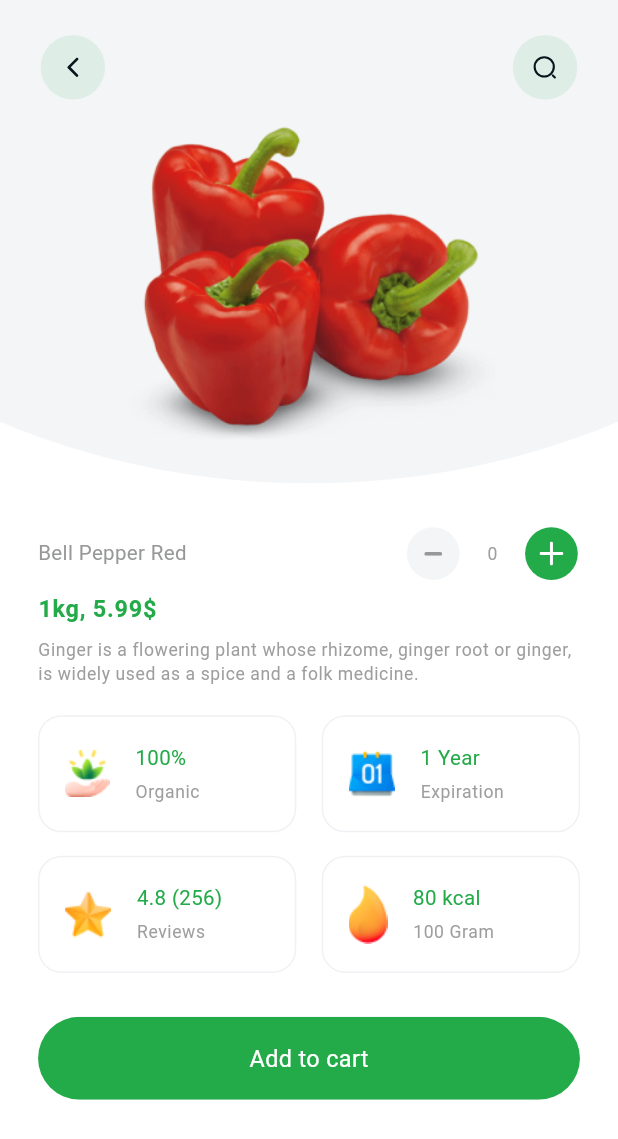
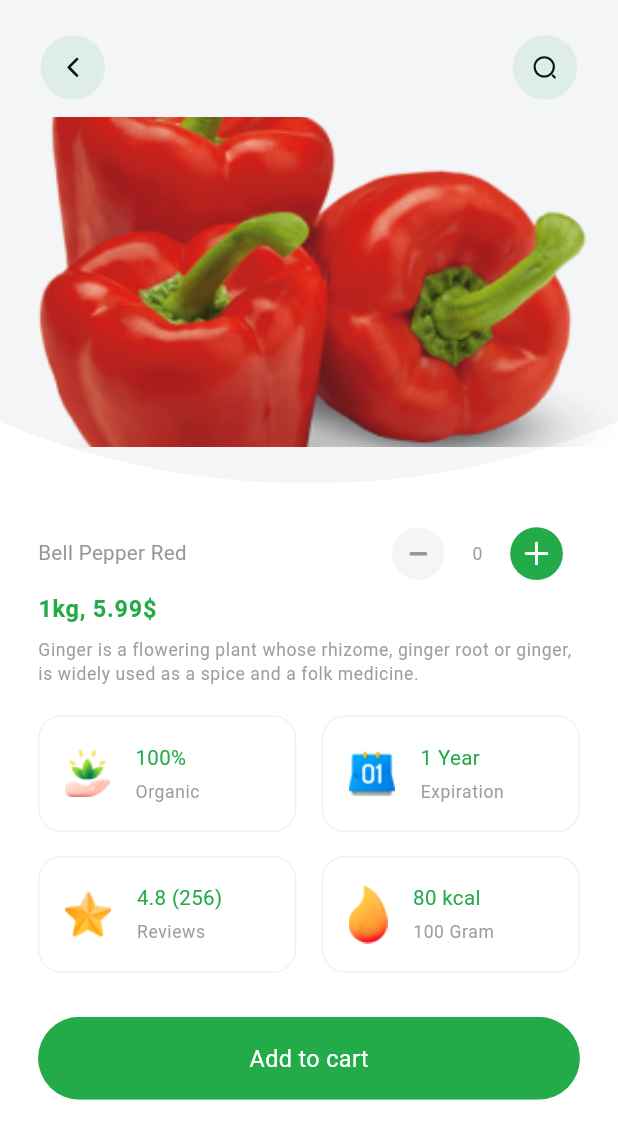
Before and after one commit to pranav2811/groceryapp, a Flutter app: the ProductDetailsView screen opened directly with sample values from the repository, on a phone screen of 412 x 824 dp. Shown: the top 1139 px of the screen. Run offline on Flutter 3.47's test engine with Material 3 defaults, Android fonts, the phone set to English and light mode, and no system bars; drawn by our look-alikes of flutter_animate; our stand-ins replace after_layout, awesome_dialog, badges, camera, carousel_slider, cloud_firestore and 11 more; missing offline and left inert: firebase_app_check, razorpay_flutter; accounts and stored records are empty; Roboto replaces fonts that are missing (Poppins); project files that could hold a hidden picture were left out.

Commit message:
fixed images not rendering in product page

```diff
--- a/lib/app/modules/home/views/home_view.dart
+++ b/lib/app/modules/home/views/home_view.dart
@@ -250,8 +250,6 @@ import 'package:flutter_svg/flutter_svg.dart';
 import 'package:get/get.dart';
 import 'package:cloud_firestore/cloud_firestore.dart';
 import 'package:firebase_auth/firebase_auth.dart';
-import 'package:groceryapp/models/product.dart';
-
 import '../../../../utils/constants.dart';
 import '../../../components/category_item.dart';
 import '../../../components/custom_form_field.dart';
--- a/lib/app/modules/product_details/views/product_details_view.dart
+++ b/lib/app/modules/product_details/views/product_details_view.dart
@@ -20,6 +20,29 @@ class ProductDetailsView extends GetView<ProductDetailsController> {
   @override
   Widget build(BuildContext context) {
     final theme = context.theme;
+
+    Widget buildProductImage(String path) {
+      final isNetwork = path.startsWith('http://') || path.startsWith('https://');
+      if (isNetwork) {
+        return Image.network(
+          path,
+          width: 250.w,
+          height: 225.h,
+          fit: BoxFit.cover,
+          errorBuilder: (_, __, ___) =>
+              const Icon(Icons.broken_image, size: 64, color: Colors.grey),
+        );
+      }
+      return Image.asset(
+        path,
+        width: 250.w,
+        height: 225.h,
+        fit: BoxFit.cover,
+        errorBuilder: (_, __, ___) =>
+            const Icon(Icons.image_not_supported, size: 64, color: Colors.grey),
+      );
+    }
+
     return Scaffold(
       body: SafeArea(
         child: ListView(
@@ -65,43 +88,56 @@ class ProductDetailsView extends GetView<ProductDetailsController> {
                     top: 80.h,
                     left: 0,
                     right: 0,
-                    child: Image.asset(
-                      controller.product.image,
-                      width: 250.w,
-                      height: 225.h,
-                    ).animate().fade().scale(
-                          duration: 800.ms,
-                          curve: Curves.fastOutSlowIn,
-                        ),
+                    child: buildProductImage(controller.product.image)
+                        .animate()
+                        .fade()
+                        .scale(duration: 800.ms, curve: Curves.fastOutSlowIn),
                   ),
                 ],
               ),
             ),
+
             30.verticalSpace,
+
+            // Title + Counter row (no overflow)
             Padding(
               padding: EdgeInsets.symmetric(horizontal: 24.w),
               child: Row(
                 children: [
-                  Text(
-                    controller.product.name,
-                    style: theme.textTheme.bodyMedium,
-                  ).animate().fade().slideX(
-                        duration: 300.ms,
-                        begin: -1,
-                        curve: Curves.easeInSine,
-                      ),
-                  const Spacer(),
-                  ProductCountItem(product: controller.product)
-                      .animate()
-                      .fade(duration: 200.ms),
+                  Expanded(
+                    child: Text(
+                      controller.product.name,
+                      style: theme.textTheme.bodyMedium,
+                      maxLines: 1,
+                      overflow: TextOverflow.ellipsis,
+                      softWrap: false,
+                    ).animate().fade().slideX(
+                          duration: 300.ms,
+                          begin: -1,
+                          curve: Curves.easeInSine,
+                        ),
+                  ),
+                  12.horizontalSpace,
+                  SizedBox(
+                    width: 120.w, // bound counter width to avoid overflow
+                    child: Align(
+                      alignment: Alignment.centerRight,
+                      child: ProductCountItem(product: controller.product)
+                          .animate()
+                          .fade(duration: 200.ms),
+                    ),
+                  ),
                 ],
               ),
             ),
+
             8.verticalSpace,
+
+            // Price
             Padding(
               padding: EdgeInsets.symmetric(horizontal: 24.w),
               child: Text(
-                '1kg, ${controller.product.price}\$',
+                '1kg, ${controller.product.price.toStringAsFixed(2)}\$',
                 style: theme.textTheme.bodyLarge?.copyWith(
                   color: theme.primaryColor,
                 ),
@@ -111,7 +147,10 @@ class ProductDetailsView extends GetView<ProductDetailsController> {
                     curve: Curves.easeInSine,
                   ),
             ),
+
             8.verticalSpace,
+
+            // Description
             Padding(
               padding: EdgeInsets.symmetric(horizontal: 24.w),
               child: Text(
@@ -123,7 +162,10 @@ class ProductDetailsView extends GetView<ProductDetailsController> {
                     curve: Curves.easeInSine,
                   ),
             ),
+
             20.verticalSpace,
+
+            // Info cards
             Padding(
               padding: EdgeInsets.symmetric(horizontal: 24.w),
               child: GridView(
@@ -151,7 +193,10 @@ class ProductDetailsView extends GetView<ProductDetailsController> {
                     ),
               ),
             ),
+
             30.verticalSpace,
+
+            // Add to cart
             Padding(
               padding: EdgeInsets.symmetric(horizontal: 24.w),
               child: CustomButton(
@@ -167,6 +212,7 @@ class ProductDetailsView extends GetView<ProductDetailsController> {
                     curve: Curves.easeInSine,
                   ),
             ),
+
             30.verticalSpace,
           ],
         ),
--- a/lib/app/modules/products/views/products_view.dart
+++ b/lib/app/modules/products/views/products_view.dart
@@ -76,7 +76,6 @@ import 'package:flutter/material.dart';
 import 'package:get/get.dart';
 import '../controllers/products_controller.dart';
 import '../../../components/product_item.dart';
-import 'package:groceryapp/app/data/models/product_model.dart';
 
 
 class ProductsView extends GetView<ProductsController> {
```
Also changed, not shown: lib/app/components/product_item.dart (+0 -76 lines), lib/app/modules/products/controllers/products_controller.dart (+62 -20 lines).
